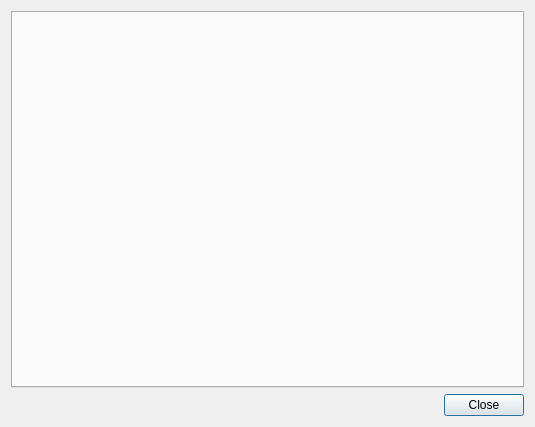
This is src/ui/QGCSettingsWidget.ui in mavlink/qgroundcontrol as Qt 5 draws it before an edit. The edited form follows.
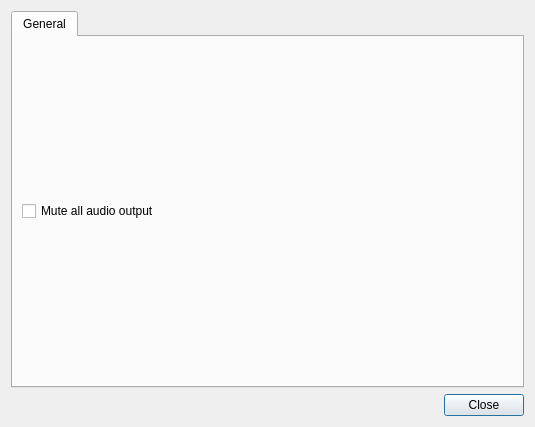
This is the edited form. Icons and pictures are not drawn.

Commit message: Added parameter timeout setting options to MAVLink protocol

The edit to the form file:
```diff
--- a/src/ui/QGCSettingsWidget.ui
+++ b/src/ui/QGCSettingsWidget.ui
@@ -15,7 +15,29 @@
   </property>
   <layout class="QVBoxLayout" name="verticalLayout">
    <item>
-    <widget class="QTabWidget" name="tabWidget"/>
+    <widget class="QTabWidget" name="tabWidget">
+     <widget class="QWidget" name="general">
+      <attribute name="title">
+       <string>General</string>
+      </attribute>
+      <attribute name="toolTip">
+       <string>General Settings</string>
+      </attribute>
+      <layout class="QGridLayout" name="generalPaneGridLayout">
+       <item row="0" column="0">
+        <widget class="QCheckBox" name="audioMuteCheckBox">
+         <property name="text">
+          <string>Mute all audio output</string>
+         </property>
+         <property name="icon">
+          <iconset resource="../../mavground.qrc">
+           <normaloff>:/images/status/audio-volume-muted.svg</normaloff>:/images/status/audio-volume-muted.svg</iconset>
+         </property>
+        </widget>
+       </item>
+      </layout>
+     </widget>
+    </widget>
    </item>
    <item>
     <widget class="QDialogButtonBox" name="buttonBox">
```
Left out of the diff: 4 changed lines with no effect on the pictures. The commit also changes 11 other files.
